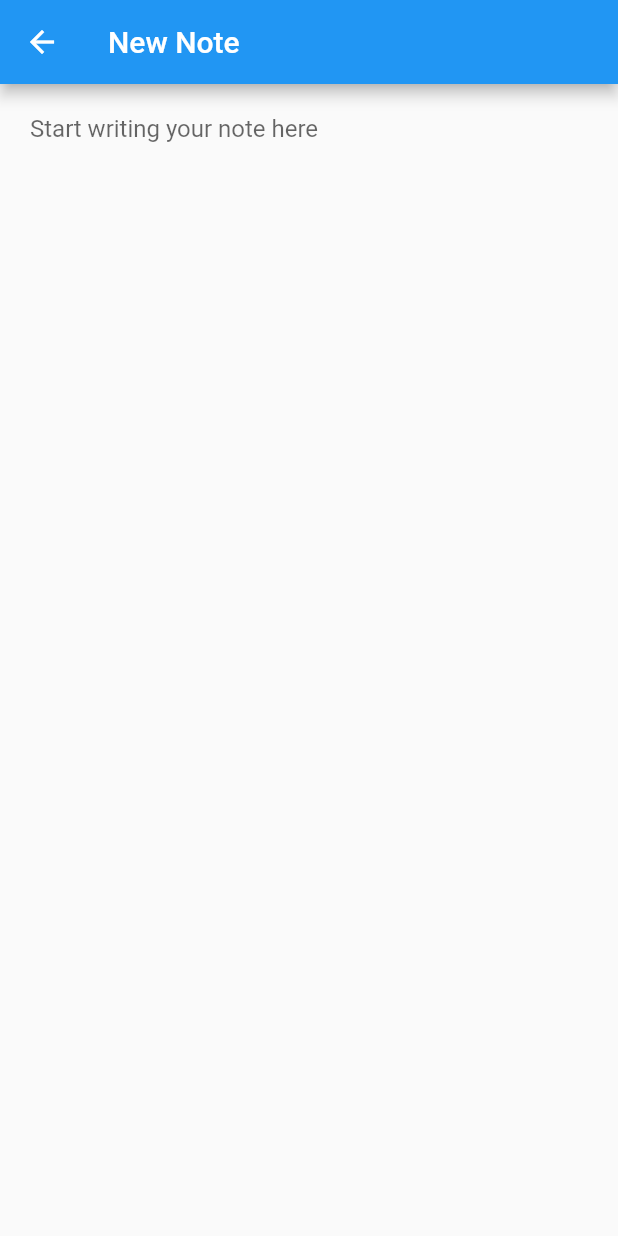
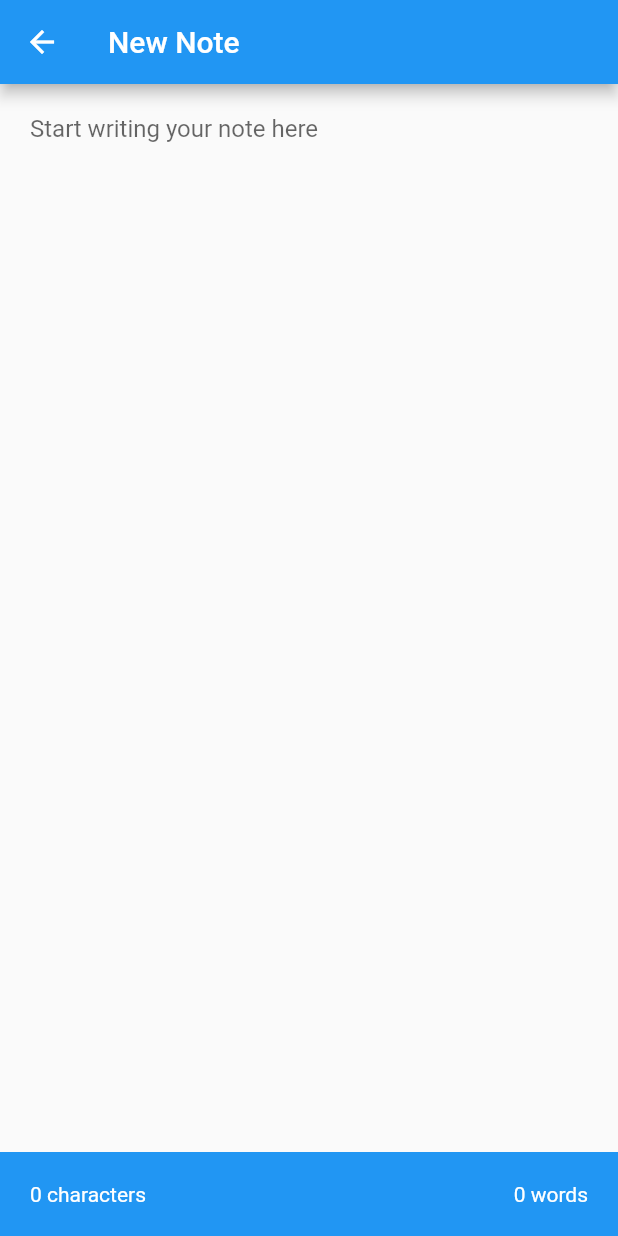
Before and after one commit to benlittlenz/flutter_notes, a Flutter app: the screen it shows after launch, after a tap on the "add" icon, on a phone screen of 412 x 824 dp. Run offline on Flutter 3.47's test engine with Material 2 defaults, Android fonts, the phone set to English and light mode, and no system bars.

Commit message:
outputting note characters and words in a constrained box

```diff
--- a/lib/models/Note.dart
+++ b/lib/models/Note.dart
@@ -10,4 +10,15 @@ class Note
   String get noteBody {
     return this.body.isNotEmpty ? this.body : Note.DEFAULT_NAME;
   }
+
+  int get characters {
+    return this.body.length;
+  }
+
+  int get words {
+    if(this.body.length == 0) {
+      return 0;
+    }
+    return this.body.split(' ').length;
+  }
 }
--- a/lib/screens/NoteScreen.dart
+++ b/lib/screens/NoteScreen.dart
@@ -26,10 +26,8 @@ class NoteScreenState extends State<NoteScreen> {
     bodyController.text = _note.body;
 
     bodyController.addListener(() {
-      Provider.of<NoteCollection>(context, listen: false).updateNote(
-        _note.id,
-        bodyController.text
-      );
+      Provider.of<NoteCollection>(context, listen: false)
+          .updateNote(_note.id, bodyController.text);
     });
   }
 
@@ -37,13 +35,9 @@ class NoteScreenState extends State<NoteScreen> {
   Widget build(BuildContext context) {
     return Scaffold(
         appBar: AppBar(
-          title: Consumer<NoteCollection>(
-            builder: (context, notes, child) {
-              return Text(
-                notes.getNote(_note.id).noteBody
-              );
-            }
-            ),
+          title: Consumer<NoteCollection>(builder: (context, notes, child) {
+            return Text(notes.getNote(_note.id).noteBody);
+          }),
         ),
         body: Column(children: <Widget>[
           Expanded(
@@ -56,7 +50,37 @@ class NoteScreenState extends State<NoteScreen> {
                     decoration: InputDecoration(
                         hintText: "Start writing your note here",
                         border: InputBorder.none,
-                          contentPadding: EdgeInsets.all(20)))))
+                        contentPadding: EdgeInsets.all(20)))),
+          ),
+          ConstrainedBox(
+            constraints: BoxConstraints(minWidth: double.infinity),
+            child: Container(
+                child: Consumer<NoteCollection>(
+                  builder: (context, notes, child) {
+                    Note note = notes.getNote(_note.id);
+
+                    return Row(
+                      mainAxisAlignment: MainAxisAlignment.spaceBetween,
+                      children: <Widget>[
+                        Text(
+                          '${note.characters} characters',
+                          style: TextStyle(
+                            color: Colors.white
+                          )
+                        ),
+                        Text(
+                          '${note.words} words',
+                          style: TextStyle(
+                            color: Colors.white
+                          )
+                        )
+                      ],
+                    );
+                  }
+                ),
+                decoration: BoxDecoration(color: Colors.blue),
+                padding: EdgeInsets.all(20)),
+          )
         ]));
   }
 }
```
Lines whose indentation alone changed are shown as unchanged.
